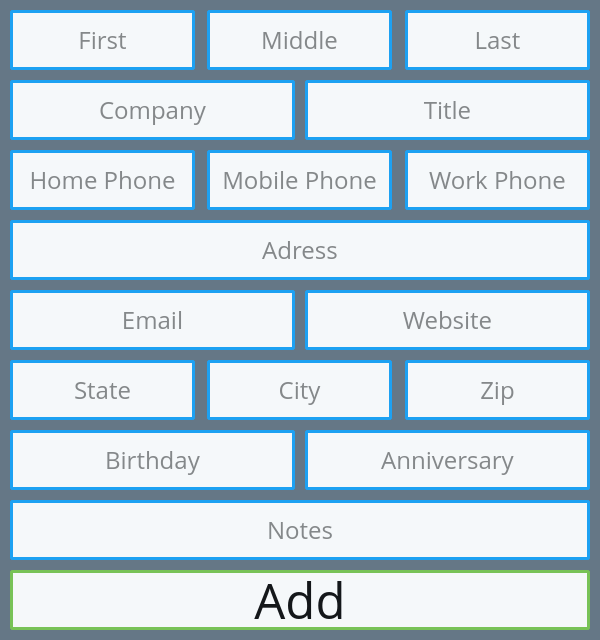
First picture: the form in qt/ui/add.ui, repository jparker2006/Contacts, before the edit.
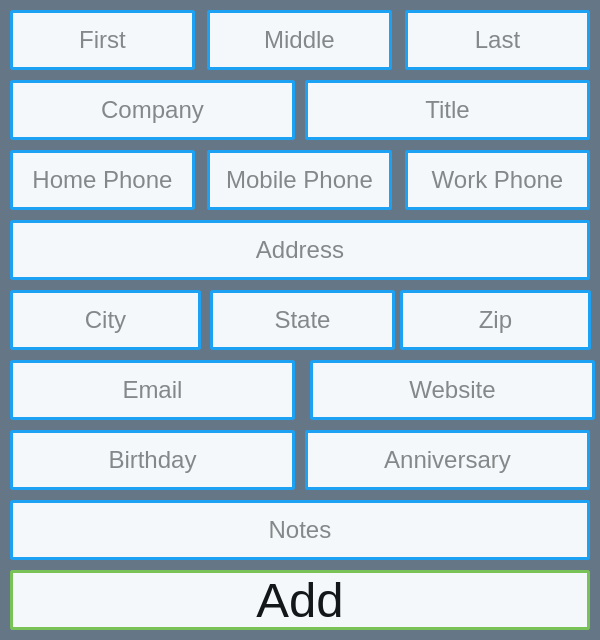
Second picture: the form after the edit.

```diff
--- a/qt/ui/add.ui
+++ b/qt/ui/add.ui
@@ -40,7 +40,6 @@
     </property>
     <property name="font">
      <font>
-      <family>Open Sans</family>
       <pointsize>18</pointsize>
      </font>
     </property>
@@ -68,7 +67,6 @@
     </property>
     <property name="font">
      <font>
-      <family>Open Sans</family>
       <pointsize>18</pointsize>
      </font>
     </property>
@@ -96,7 +94,6 @@
     </property>
     <property name="font">
      <font>
-      <family>Open Sans</family>
       <pointsize>18</pointsize>
      </font>
     </property>
@@ -124,7 +121,6 @@
     </property>
     <property name="font">
      <font>
-      <family>Open Sans</family>
       <pointsize>18</pointsize>
      </font>
     </property>
@@ -138,7 +134,7 @@
      <set>Qt::AlignCenter</set>
     </property>
     <property name="placeholderText">
-     <string>Adress</string>
+     <string>Address</string>
     </property>
    </widget>
    <widget class="QLineEdit" name="work">
@@ -152,7 +148,6 @@
     </property>
     <property name="font">
      <font>
-      <family>Open Sans</family>
       <pointsize>18</pointsize>
      </font>
     </property>
@@ -180,7 +175,6 @@
     </property>
     <property name="font">
      <font>
-      <family>Open Sans</family>
       <pointsize>18</pointsize>
      </font>
     </property>
@@ -208,7 +202,6 @@
     </property>
     <property name="font">
      <font>
-      <family>Open Sans</family>
       <pointsize>18</pointsize>
      </font>
     </property>
@@ -239,7 +232,6 @@
     </property>
     <property name="font">
      <font>
-      <family>Open Sans</family>
       <pointsize>18</pointsize>
      </font>
     </property>
@@ -267,7 +259,6 @@
     </property>
     <property name="font">
      <font>
-      <family>Open Sans</family>
       <pointsize>18</pointsize>
      </font>
     </property>
@@ -288,14 +279,13 @@
     <property name="geometry">
      <rect>
       <x>10</x>
-      <y>290</y>
+      <y>360</y>
       <width>285</width>
       <height>60</height>
      </rect>
     </property>
     <property name="font">
      <font>
-      <family>Open Sans</family>
       <pointsize>18</pointsize>
      </font>
     </property>
@@ -315,15 +305,14 @@
    <widget class="QLineEdit" name="website">
     <property name="geometry">
      <rect>
-      <x>305</x>
-      <y>290</y>
+      <x>310</x>
+      <y>360</y>
       <width>285</width>
       <height>60</height>
      </rect>
     </property>
     <property name="font">
      <font>
-      <family>Open Sans</family>
       <pointsize>18</pointsize>
      </font>
     </property>
@@ -343,15 +332,14 @@
    <widget class="QLineEdit" name="state">
     <property name="geometry">
      <rect>
-      <x>10</x>
-      <y>360</y>
+      <x>210</x>
+      <y>290</y>
       <width>185</width>
       <height>60</height>
      </rect>
     </property>
     <property name="font">
      <font>
-      <family>Open Sans</family>
       <pointsize>18</pointsize>
      </font>
     </property>
@@ -374,15 +362,14 @@
    <widget class="QLineEdit" name="zip">
     <property name="geometry">
      <rect>
-      <x>405</x>
-      <y>360</y>
-      <width>185</width>
+      <x>400</x>
+      <y>290</y>
+      <width>191</width>
       <height>60</height>
      </rect>
     </property>
     <property name="font">
      <font>
-      <family>Open Sans</family>
       <pointsize>18</pointsize>
      </font>
     </property>
@@ -405,15 +392,14 @@
    <widget class="QLineEdit" name="city">
     <property name="geometry">
      <rect>
-      <x>207</x>
-      <y>360</y>
-      <width>185</width>
+      <x>10</x>
+      <y>290</y>
+      <width>191</width>
       <height>60</height>
      </rect>
     </property>
     <property name="font">
      <font>
-      <family>Open Sans</family>
       <pointsize>18</pointsize>
      </font>
     </property>
@@ -444,7 +430,6 @@
     </property>
     <property name="font">
      <font>
-      <family>Open Sans</family>
       <pointsize>18</pointsize>
      </font>
     </property>
@@ -472,7 +457,6 @@
     </property>
     <property name="font">
      <font>
-      <family>Open Sans</family>
       <pointsize>18</pointsize>
      </font>
     </property>
@@ -500,7 +484,6 @@
     </property>
     <property name="font">
      <font>
-      <family>Open Sans</family>
       <pointsize>37</pointsize>
      </font>
     </property>
@@ -528,7 +511,6 @@
     </property>
     <property name="font">
      <font>
-      <family>Open Sans</family>
       <pointsize>18</pointsize>
      </font>
     </property>
```
Left out of the diff: 20 changed lines with no effect on the pictures.
